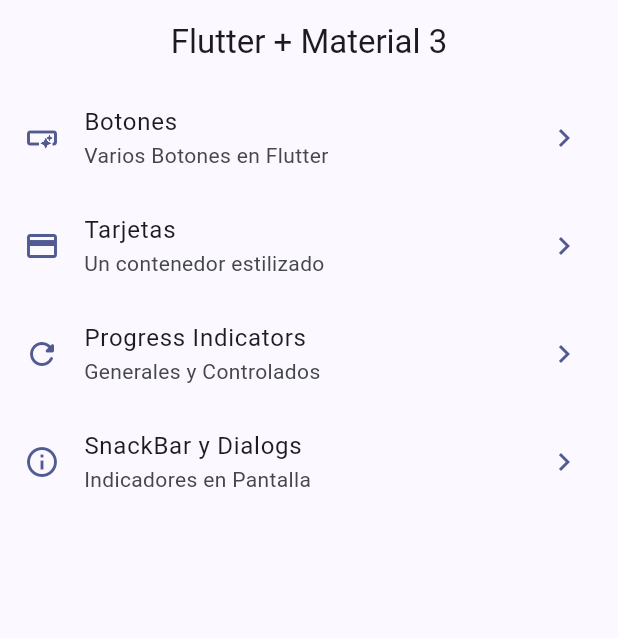
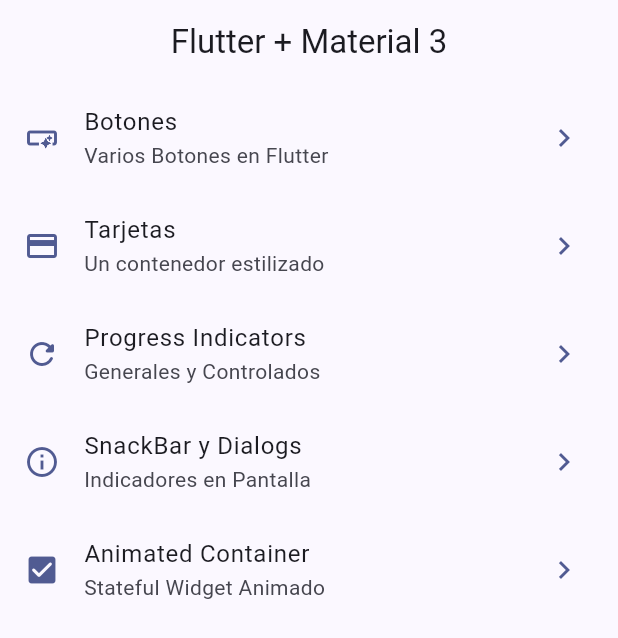
Before and after one commit to Apliarte/widgets_app, a Flutter app: the screen it shows after launch, on a phone screen of 412 x 824 dp. Shown: the top 638 px of the screen. Run offline on Flutter 3.47's test engine with Material 2 defaults, Android fonts, the phone set to English and light mode, and no system bars; our stand-ins replace go_router.

Commit message:
animated container terminado

```diff
--- a/lib/config/menu/menu_item.dart
+++ b/lib/config/menu/menu_item.dart
@@ -38,4 +38,10 @@ const appMenuItems = <MenuItem>[
     link: '/snackbars',
     icon: Icons.info_outline,
   ),
+  MenuItem(
+    title: 'Animated Container ',
+    subTitle: 'Stateful Widget Animado',
+    link: '/animated',
+    icon: Icons.check_box_rounded,
+  ),
 ];
--- a/lib/config/router/app_router.dart
+++ b/lib/config/router/app_router.dart
@@ -33,5 +33,10 @@ final appRouter = GoRouter(
       name: SnackBarScreen.name,
       builder: (context, state) => const SnackBarScreen(),
     ),
+    GoRoute(
+      path: '/animated',
+      name: AnimatedScreen.name,
+      builder: (context, state) => const AnimatedScreen(),
+    ),
   ],
 );
```
Also changed, not shown: lib/presentation/screens/animated/animated_screen.dart (+49 -2 lines), lib/presentation/screens/snackbar/snackbar_screen.dart (+8 -11 lines).
